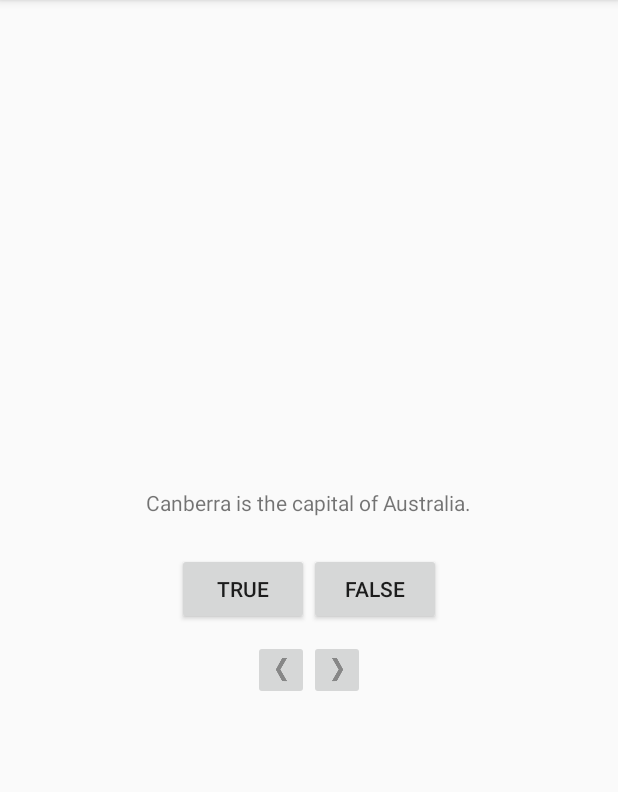
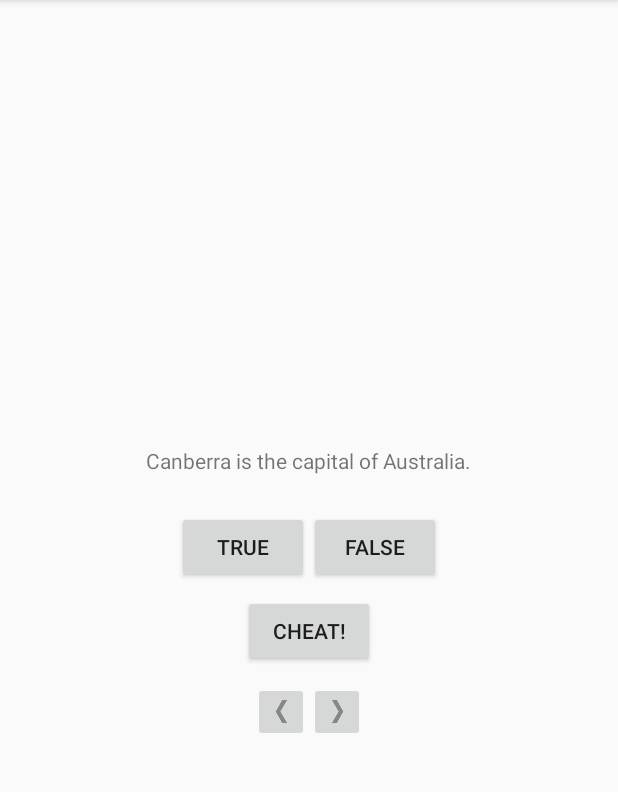
Before and after one commit to samrom/GeoQuiz, an Android app: the screen it shows after launch (GeoQuiz), on a phone screen of 412 x 824 dp, the part 84-876 px from its top. Run offline under Robolectric (Android 15) with nearby library versions, the phone set to English and light mode, and no system bars.

Commit message:
Added a feature for the user to be able to cheat.

```diff
--- a/app/src/main/AndroidManifest.xml
+++ b/app/src/main/AndroidManifest.xml
@@ -16,6 +16,7 @@
                 <category android:name="android.intent.category.LAUNCHER" />
             </intent-filter>
         </activity>
+        <activity android:name=".CheatActivity"></activity>
     </application>
 
 </manifest>
--- a/app/src/main/java/com/example/sromano/myapplication/GeoQuiz.java
+++ b/app/src/main/java/com/example/sromano/myapplication/GeoQuiz.java
@@ -14,6 +14,7 @@
  */
 package com.example.sromano.myapplication;
 
+import android.content.Intent;
 import android.support.v7.app.AppCompatActivity;
 import android.os.Bundle;
 import android.util.Log;
@@ -25,6 +26,7 @@ import android.widget.Toast;
 
 public class GeoQuiz extends AppCompatActivity {
 
+    private Button mCheatButton;
     private Button mTrueButton;
     private Button mFalseButton;
     private ImageButton mNextButton;
@@ -81,6 +83,16 @@ public class GeoQuiz extends AppCompatActivity {
                     checkAnswer(false);
 
 
+            }
+        });
+
+        mCheatButton = (Button) findViewById(R.id.cheat_button);
+        mCheatButton.setOnClickListener(new View.OnClickListener() {
+            @Override
+            public void onClick(View v) {
+                boolean answerIsTrue = mQuestionBank[mCurrentIndex].isAnswerTrue();
+                Intent intent = CheatActivity.newIntent(GeoQuiz.this, answerIsTrue);
+                startActivity(intent);
             }
         });
 
--- a/app/src/main/res/layout/activity_geo_quiz.xml
+++ b/app/src/main/res/layout/activity_geo_quiz.xml
@@ -32,6 +32,13 @@
 
     </LinearLayout>
 
+    <Button
+        android:id="@+id/cheat_button"
+        android:layout_width="wrap_content"
+        android:layout_height="wrap_content"
+        android:text="Cheat!"
+        android:layout_marginTop="8dp" />
+
     <LinearLayout
         android:layout_width="wrap_content"
         android:layout_height="wrap_content"
--- a/app/src/main/res/values/strings.xml
+++ b/app/src/main/res/values/strings.xml
@@ -19,4 +19,10 @@
     <string name="question_asia">Lake Baikal is the world\'s oldest and deepest
         freshwater lake.</string>
 
+    <string name="warning_text">Are you sure you want to do this?</string>
+    <string name="show_answer_button">Show Answer</string>
+    <string name="cheat_button">Cheat!</string>
+    <string name="judgment_toast">Cheating is wrong.</string>
+
+
 </resources>
```
Also changed, not shown: app/src/main/java/com/example/sromano/myapplication/CheatActivity.java (added, +65 -0 lines), app/src/main/res/layout/activity_cheat.xml (added, +32 -0 lines).
